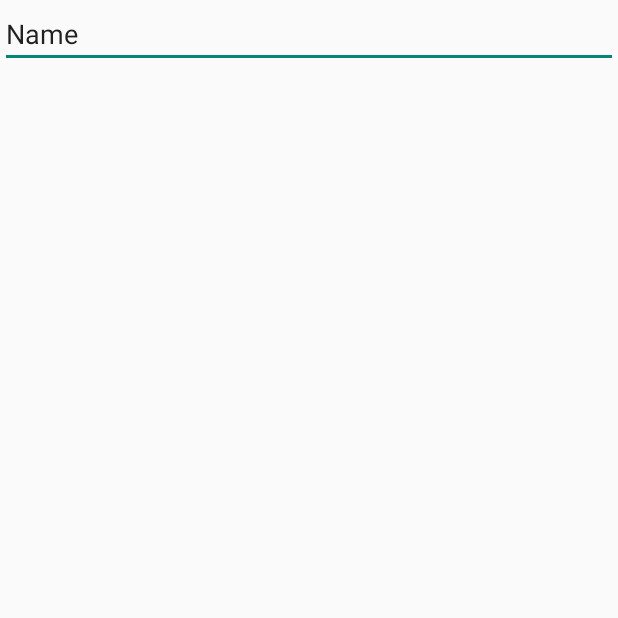
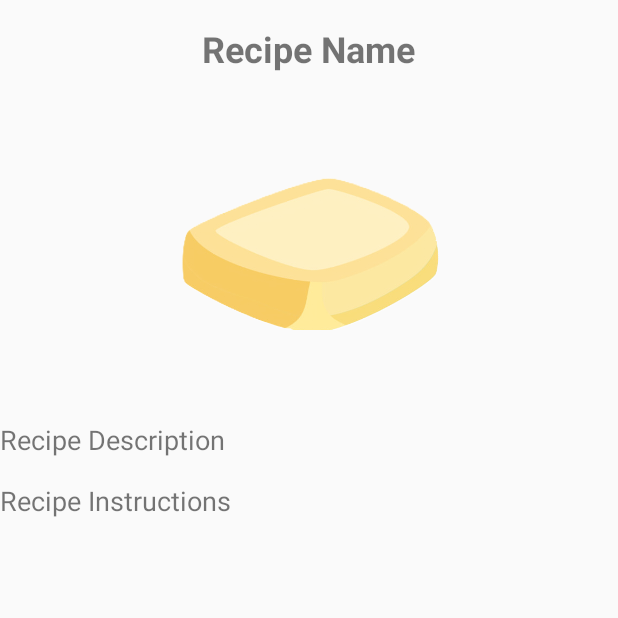
Before and after one commit to hritiksauw199/Trest, an Android app built with Jetpack Compose: the RecipeTab screen opened directly, with no data from a screen before it, on a phone screen of 412 x 824 dp, the top half of it. Run offline under Robolectric (Android 15) with nearby library versions, the phone set to English and light mode, and no system bars.

Commit message:
changes to new activity

```diff
--- a/app/src/main/res/layout/recipe_tab.xml
+++ b/app/src/main/res/layout/recipe_tab.xml
@@ -1,16 +1,48 @@
 <?xml version="1.0" encoding="utf-8"?>
-<LinearLayout xmlns:android="http://schemas.android.com/apk/res/android"
-    xmlns:app="http://schemas.android.com/apk/res-auto"
-    xmlns:tools="http://schemas.android.com/tools"
+<RelativeLayout xmlns:android="http://schemas.android.com/apk/res/android"
     android:layout_width="match_parent"
     android:layout_height="match_parent"
     android:orientation="vertical">
 
-    <EditText
-        android:id="@+id/editTextText2"
-        android:layout_width="match_parent"
+    <!-- Recipe Name -->
+    <TextView
+        android:id="@+id/textView_recipe_name"
+        android:layout_width="wrap_content"
         android:layout_height="wrap_content"
-        android:ems="10"
-        android:inputType="text"
-        android:text="Name" />
-</LinearLayout>
+        android:text="Recipe Name"
+        android:textSize="24sp"
+        android:textStyle="bold"
+        android:layout_centerHorizontal="true"
+        android:layout_marginTop="16dp"/>
+
+    <!-- Recipe Image -->
+    <ImageView
+        android:id="@+id/imageView_recipe_image"
+        android:layout_width="200dp"
+        android:layout_height="200dp"
+        android:layout_below="@id/textView_recipe_name"
+        android:layout_centerHorizontal="true"
+        android:layout_marginTop="16dp"
+        android:src="@drawable/butter1" />
+
+    <!-- Recipe Description -->
+    <TextView
+        android:id="@+id/textView_recipe_description"
+        android:layout_width="wrap_content"
+        android:layout_height="wrap_content"
+        android:layout_below="@id/imageView_recipe_image"
+        android:layout_marginTop="16dp"
+        android:text="Recipe Description"
+        android:textSize="18sp"/>
+
+    <!-- Recipe Instructions -->
+    <TextView
+        android:id="@+id/textView_recipe_instructions"
+        android:layout_width="wrap_content"
+        android:layout_height="wrap_content"
+        android:layout_below="@id/textView_recipe_description"
+        android:layout_marginTop="16dp"
+        android:text="Recipe Instructions"
+        android:textSize="18sp"/>
+
+</RelativeLayout>
```
